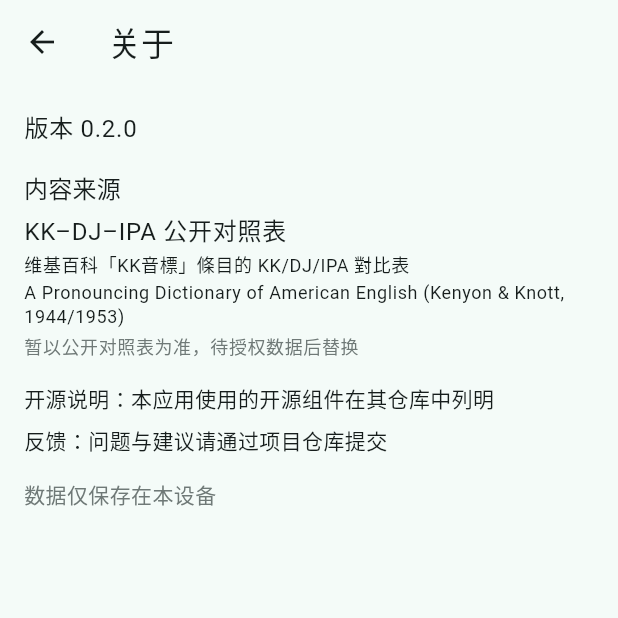
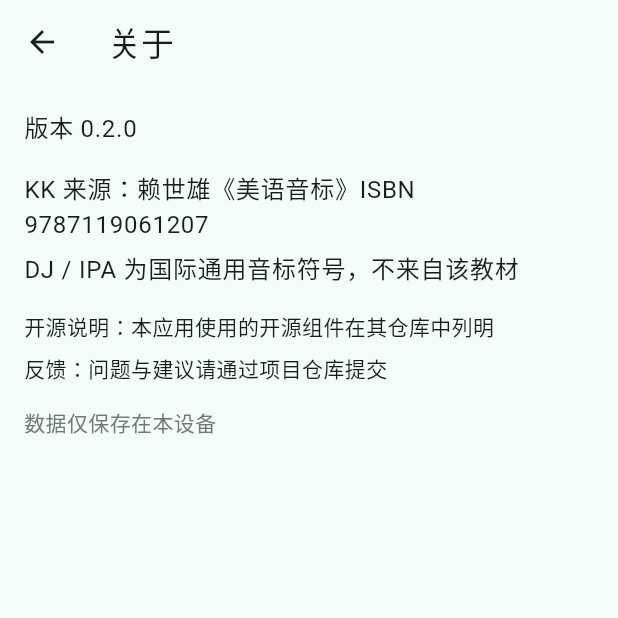
Before and after one commit to liberalluz/galatea, a Flutter app: the AboutPage screen opened directly, on a phone screen of 412 x 824 dp, the top half of it. Run offline on Flutter 3.47's test engine with Material 3 defaults, Android fonts, the phone set to English and light mode, and no system bars; our stand-ins replace shared_preferences; missing offline and left inert: dart:js_interop; accounts and stored records are empty.

Commit message:
fix(app): restate the about-page source attribution as the split wording (#50)
Why: the About page credited one public-table source for all three
notations and carried a development note promising licensed data
later. The design side's 2026-11-23 handoff splits the attribution:
the KK set comes from the booklet with its ISBN, DJ and IPA are
international notation, and both notes are fixed copy from the
design spec's copy table.

Batch: B33

```diff
--- a/app/assets/content/correspondence.v1.json
+++ b/app/assets/content/correspondence.v1.json
@@ -1,12 +1,10 @@
 {
   "version": "1",
   "source": {
-    "kind": "public-tables",
-    "title": "KK–DJ–IPA 公开对照表",
-    "refs": [
-      "维基百科「KK音標」條目的 KK/DJ/IPA 對比表",
-      "A Pronouncing Dictionary of American English (Kenyon & Knott, 1944/1953)"
-    ]
+    "kind": "booklet-split",
+    "title": "赖世雄《美语音标》",
+    "isbn": "9787119061207",
+    "refs": []
   },
   "mappings": [
     { "id": "i", "kk": "i", "dj": "iː", "ipa": "iː" },
--- a/app/lib/content/correspondence.dart
+++ b/app/lib/content/correspondence.dart
@@ -38,15 +38,14 @@ class CorrespondenceTable {
   final String sourceKind;
   final String sourceLabel;
 
-  /// The data file's source title on its own (`REQ-001`): the About page
-  /// renders it with its own copy-table labels.
+  /// The KK booklet title the data file credits (`REQ-001`); the split
+  /// attribution keeps it as the data-side source record, and the About
+  /// page renders the design spec's fixed notes instead of composing one.
   final String sourceTitle;
   final List<String> sourceRefs;
 
-  /// The ISBN slot (`REQ-001`, decision 7): reserved in the data
-  /// structure for the licensed booklet edition; `null` while the bundled
-  /// data is the contingency public-tables labelling, and the About page
-  /// renders the contingency notice instead of an ISBN row.
+  /// The ISBN slot (`REQ-001`, decision 7) of the KK booklet edition the
+  /// bundled data credits; `null` when a data file carries no ISBN.
   final String? isbn;
   final List<CorrespondenceMapping> mappings;
 }
@@ -60,7 +59,10 @@ Future<CorrespondenceTable> loadCorrespondence() async {
 
   final source = data['source'] as Map<String, dynamic>;
   final refs = (source['refs'] as List<dynamic>).cast<String>();
-  final sourceLabel = '${source['title']}（${refs.join('；')}）';
+  final title = (source['title'] as String?) ?? '';
+  // The split attribution carries no reference list, so the label is the
+  // title alone — an empty list must never render an empty bracket pair.
+  final sourceLabel = refs.isEmpty ? title : '$title（${refs.join('；')}）';
 
   final mappings = (data['mappings'] as List<dynamic>)
       .map((item) => _mappingFromJson(item as Map<String, dynamic>))
@@ -70,10 +72,10 @@ Future<CorrespondenceTable> loadCorrespondence() async {
     version: data['version'] as String,
     sourceKind: source['kind'] as String,
     sourceLabel: sourceLabel,
-    sourceTitle: (source['title'] as String?) ?? '',
+    sourceTitle: title,
     sourceRefs: refs,
-    // The slot reads the optional key; the bundled contingency file
-    // carries none, so the About page shows the contingency notice.
+    // The KK booklet's ISBN; the split attribution credits DJ and IPA as
+    // international notation, so no second source record is carried.
     isbn: source['isbn'] as String?,
     mappings: mappings,
   );
--- a/app/lib/copy/app_copy.dart
+++ b/app/lib/copy/app_copy.dart
@@ -70,9 +70,8 @@ class AppCopy {
     required this.audioOffNotice,
     required this.aboutTitle,
     required this.versionLabel,
-    required this.sourceTitle,
-    required this.sourceContingency,
-    required this.isbnLabel,
+    required this.sourceNote,
+    required this.notationNote,
     required this.ossNote,
     required this.feedbackNote,
     required this.deviceDisclosure,
@@ -143,9 +142,8 @@ class AppCopy {
         audioOffNotice: '发音已关闭',
         aboutTitle: '关于',
         versionLabel: '版本',
-        sourceTitle: '内容来源',
-        sourceContingency: '暂以公开对照表为准，待授权数据后替换',
-        isbnLabel: 'ISBN',
+        sourceNote: 'KK 来源：赖世雄《美语音标》ISBN 9787119061207',
+        notationNote: 'DJ / IPA 为国际通用音标符号，不来自该教材',
         ossNote: '开源说明：本应用使用的开源组件在其仓库中列明',
         feedbackNote: '反馈：问题与建议请通过项目仓库提交',
         deviceDisclosure: '数据仅保存在本设备',
@@ -216,9 +214,9 @@ class AppCopy {
         audioOffNotice: 'Audio is off',
         aboutTitle: 'About',
         versionLabel: 'Version',
-        sourceTitle: 'Content source',
-        sourceContingency: 'Public tables for now, pending licensed data',
-        isbnLabel: 'ISBN',
+        sourceNote: 'KK source: Lai Shih-hsiung, American Phonetics, ISBN 9787119061207',
+        notationNote:
+            'DJ / IPA are international standard notation, not from the book',
         ossNote: 'Open source: the components this app uses are listed in their repositories',
         feedbackNote: 'Feedback: file issues and suggestions through the project repository',
         deviceDisclosure: 'Your data stays on this device only',
@@ -286,9 +284,8 @@ class AppCopy {
   final String audioOffNotice;
   final String aboutTitle;
   final String versionLabel;
-  final String sourceTitle;
-  final String sourceContingency;
-  final String isbnLabel;
+  final String sourceNote;
+  final String notationNote;
   final String ossNote;
   final String feedbackNote;
   final String deviceDisclosure;
--- a/app/lib/ui/me/about_page.dart
+++ b/app/lib/ui/me/about_page.dart
@@ -5,12 +5,12 @@ import '../../copy/app_copy.dart';
 import '../../main.dart' show kAppVersion;
 
 /// The About page (`REQ-001`, `REQ-012`, decision 7): the app version,
-/// the single content source — the data files' title and references, the
-/// ISBN slot reserved in the data structure, and the contingency
-/// public-tables labelling rendered until licensed data lands — plus the
-/// oss note, the feedback entry and the device-only limitation
-/// disclosure. The chart carries no footer: this page is the only
-/// attribution surface.
+/// the split source attribution — the design spec's fixed `source-note`
+/// (the KK booklet with its ISBN) and `about-notation-note` (DJ / IPA as
+/// international standard notation, not from the book) — plus the oss
+/// note, the feedback entry and the device-only limitation disclosure.
+/// The chart carries no footer: this page is the only attribution
+/// surface.
 class AboutPage extends StatelessWidget {
   const AboutPage({super.key, this.correspondenceFuture});
 
@@ -35,60 +35,31 @@ class AboutPage extends StatelessWidget {
           FutureBuilder<CorrespondenceTable>(
             future: correspondenceFuture ?? loadCorrespondence(),
             builder: (context, snapshot) {
-              final table = snapshot.data;
-              if (table == null) {
+              if (snapshot.data == null) {
                 return const SizedBox(
                   key: ValueKey('about-source-loading'),
                   height: 48,
                 );
               }
+              // The split attribution (`REQ-001`, `REQ-012`): the source
+              // section renders the design spec's two fixed notes and
+              // composes nothing from the data at render time — the KK
+              // booklet with its ISBN, and DJ / IPA as international
+              // notation that does not come from the book.
               return Column(
                 crossAxisAlignment: CrossAxisAlignment.start,
                 children: [
                   Text(
-                    copy.sourceTitle,
-                    style: Theme.of(context).textTheme.titleMedium,
+                    copy.sourceNote,
+                    key: const ValueKey('about-source-note'),
+                    style: Theme.of(context).textTheme.bodyLarge,
                   ),
                   const SizedBox(height: 4),
                   Text(
-                    table.sourceTitle.isNotEmpty
-                        ? table.sourceTitle
-                        : table.sourceLabel,
-                    key: const ValueKey('about-source'),
+                    copy.notationNote,
+                    key: const ValueKey('about-notation-note'),
                     style: Theme.of(context).textTheme.bodyLarge,
                   ),
-                  for (final ref in table.sourceRefs)
-                    Padding(
-                      padding: const EdgeInsets.only(top: 2),
-                      child: Text(
-                        ref,
-                        style: Theme.of(context).textTheme.bodySmall,
-                      ),
-                    ),
-                  // The ISBN slot (decision 7): a licensed data file
-                  // carries the booklet ISBN and the row renders; the
-                  // contingency public-tables data shows the fixed
-                  // contingency notice instead.
-                  if (table.isbn != null)
-                    Padding(
-                      padding: const EdgeInsets.only(top: 4),
-                      child: Text(
-                        '${copy.isbnLabel} ${table.isbn}',
-                        key: const ValueKey('about-isbn'),
-                        style: Theme.of(context).textTheme.bodyMedium,
-                      ),
-                    )
-                  else
-                    Padding(
-                      padding: const EdgeInsets.only(top: 4),
-                      child: Text(
-                        copy.sourceContingency,
-                        key: const ValueKey('about-source-contingency'),
-                        style: Theme.of(context).textTheme.bodySmall?.copyWith(
-                          color: Theme.of(context).colorScheme.outline,
-                        ),
-                      ),
-                    ),
                 ],
               );
             },
```
Also changed, not shown: 11 other files.
